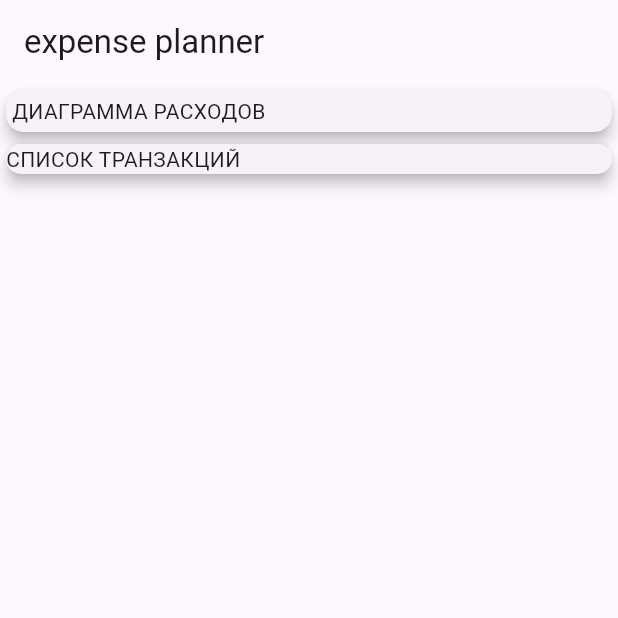
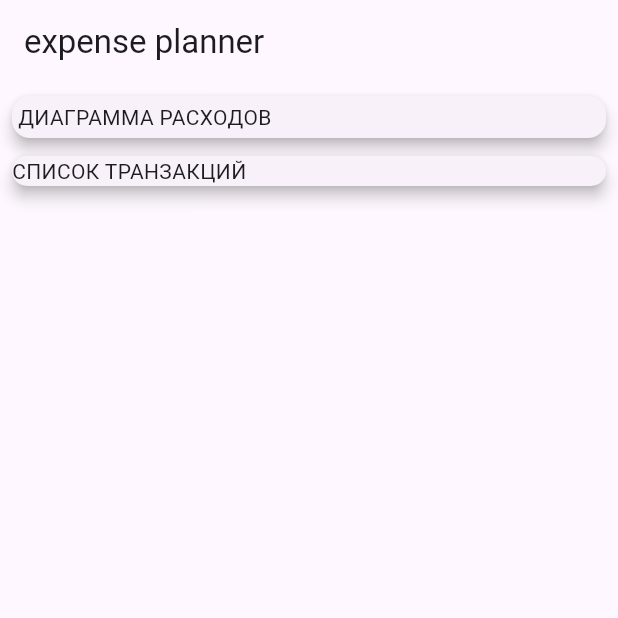
Before and after one commit to GarifullinII/expense_planner, a Flutter app: the screen it shows after launch, on a phone screen of 412 x 824 dp, the top half of it. Run offline on Flutter 3.47's test engine with Material 3 defaults, Android fonts, the phone set to English and light mode, and no system bars.

```diff
--- a/lib/main.dart
+++ b/lib/main.dart
@@ -1,3 +1,4 @@
+import 'package:expense_planner/transaction.dart';
 import 'package:flutter/material.dart';
 
 void main() {
@@ -15,13 +16,34 @@ class MyApp extends StatelessWidget {
         colorScheme: ColorScheme.fromSeed(seedColor: Colors.deepPurple),
         useMaterial3: true,
       ),
-      home: const MyHomePage(),
+      home: MyHomePage(),
     );
   }
 }
 
 class MyHomePage extends StatelessWidget {
-  const MyHomePage({super.key});
+  MyHomePage({super.key});
+
+  final List<Transaction> transactions = [
+    Transaction(
+      id: 't1',
+      title: 'Молоко',
+      amount: 98.20,
+      date: DateTime.now(),
+    ),
+    Transaction(
+      id: 't2',
+      title: 'ПК',
+      amount: 200100,
+      date: DateTime.now(),
+    ),
+    Transaction(
+      id: 't3',
+      title: 'Мыло',
+      amount: 68.90,
+      date: DateTime.now(),
+    ),
+  ];
 
   @override
   Widget build(BuildContext context) {
@@ -32,16 +54,22 @@ class MyHomePage extends StatelessWidget {
       body: const Column(
         crossAxisAlignment: CrossAxisAlignment.stretch,
         children: [
-          Card(
+          Padding(
+            padding: EdgeInsets.only(left: 4, top: 4, right: 4),
+            child: Card(
               elevation: 4,
               child: Padding(
                 padding: EdgeInsets.all(4),
                 child: Text('ДИАГРАММА РАСХОДОВ'),
               ),
             ),
-          Card(
+          ),
+          Padding(
+            padding: EdgeInsets.all(4),
+            child: Card(
               elevation: 4,
               child: Text('СПИСОК ТРАНЗАКЦИЙ'),
+            ),
           )
         ],
       ),
--- /dev/null
+++ b/lib/transaction.dart
@@ -0,0 +1,13 @@
+class Transaction {
+  final String id;
+  final String title;
+  final double amount;
+  final DateTime date;
+
+  const Transaction({
+    required this.id,
+    required this.title,
+    required this.amount,
+    required this.date,
+  });
+}
```
Lines whose indentation alone changed are shown as unchanged.
